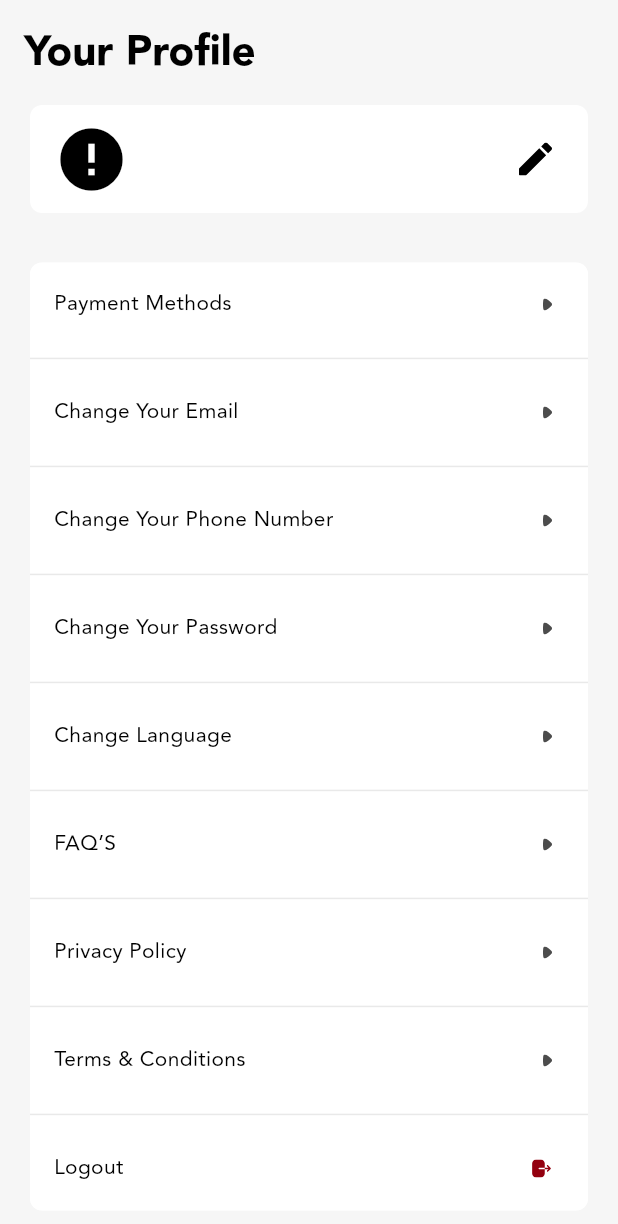
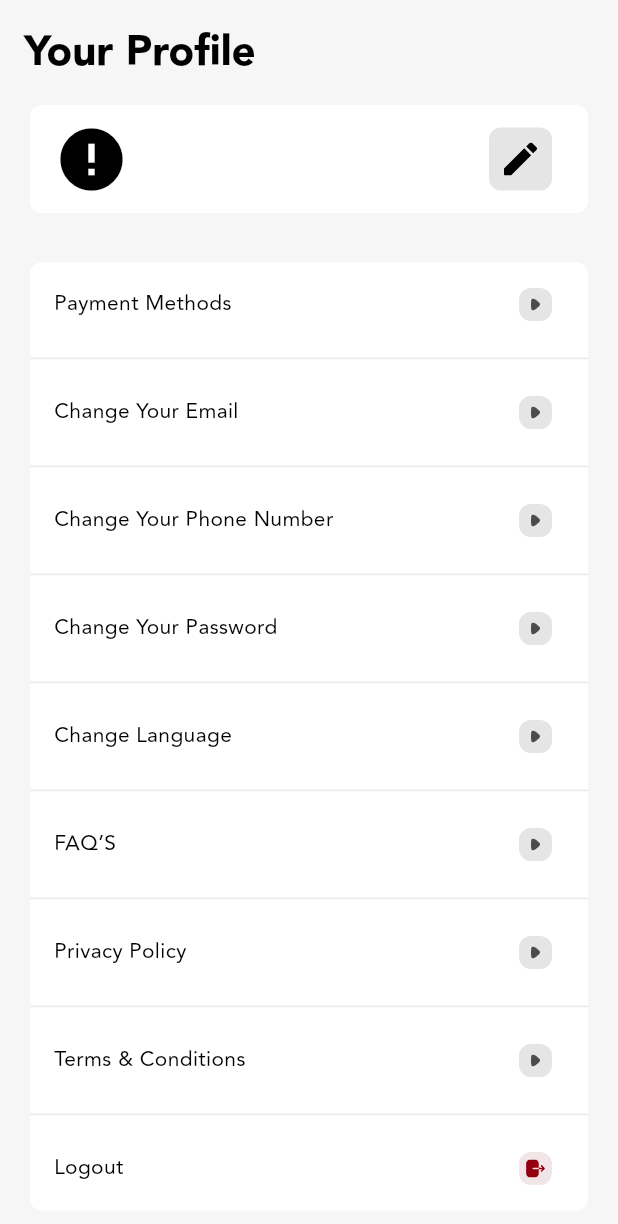
Before and after one commit to mohammednajy/CarAds_App, a Flutter app: the ProfileScreen screen opened by its route, on a phone screen of 412 x 824 dp. Shown: the top 1224 px of the screen. Run offline on Flutter 3.47's test engine with Material 3 defaults, Android fonts, the phone set to English and light mode, and no system bars; drawn by our look-alikes of cached_network_image; our stand-ins replace cloud_firestore, easy_localization, firebase_auth, firebase_core, flutter_hooks, flutter_riverpod and 7 more; missing offline and left inert: flutter_facebook_auth, open_mail_app; accounts and stored records are empty; network calls fail.

Commit message:
Create privacy and terms Screens Only UI

```diff
--- a/lib/core/commonWidgets/main_card.dart
+++ b/lib/core/commonWidgets/main_card.dart
@@ -16,6 +16,7 @@
   final double horizontal;
   final double vertical;
   final double border;
+  final double elevation;
 
   const MainCard({
     super.key,
@@ -31,6 +32,7 @@
     this.horizontal = 0,
     this.vertical = 0,
     this.border = AppSize.borderRadius,
+    this.elevation = 0,
   });
 
   @override
@@ -43,7 +45,7 @@
         shape: RoundedRectangleBorder(
             borderRadius: BorderRadius.circular(border)),
         shadowColor: shadowColor,
-        elevation: 0,
+        elevation: elevation,
         child: Padding(
           padding:
           EdgeInsets.symmetric(horizontal: horizontal, vertical: vertical),
--- /dev/null
+++ b/lib/core/commonWidgets/main_container.dart
@@ -0,0 +1,47 @@
+import 'package:car_ads_app/core/config/utils/resources/colors_manger.dart';
+import 'package:car_ads_app/core/config/utils/resources/sizes_in_app.dart';
+import 'package:flutter/material.dart';
+
+class MainContainer extends StatelessWidget {
+  const MainContainer({
+    super.key,
+    this.height,
+    this.color = ColorManager.primary10,
+    required this.child,
+    this.horizontal = 0,
+    this.vertical = 0,
+    this.top = 0,
+    this.bottom = 0,
+    this.left = 0,
+    this.right = 0,
+    this.width,
+    this.alignment,
+  });
+
+  final double? height;
+  final double? width;
+  final AlignmentGeometry? alignment;
+  final Color color;
+  final Widget child;
+  final double vertical;
+  final double horizontal;
+  final double top;
+  final double bottom;
+  final double left;
+  final double right;
+  @override
+  Widget build(BuildContext context) {
+    return Container(
+      margin:EdgeInsets.only(bottom: bottom,left: left,right: right,top: top),
+      height: height,
+      width: width,
+      padding: EdgeInsets.symmetric(vertical: vertical, horizontal: horizontal),
+      alignment: alignment,
+      decoration: BoxDecoration(
+        borderRadius: BorderRadius.circular(AppSize.borderRadius),
+        color: color,
+      ),
+      child: child,
+    );
+  }
+}
```
Also changed, not shown: lib/features/profile/presentation/screens/privacy_policy_screen.dart (added, +47 -0 lines), lib/features/profile/presentation/screens/terms_conditions_screen.dart (added, +50 -0 lines).
